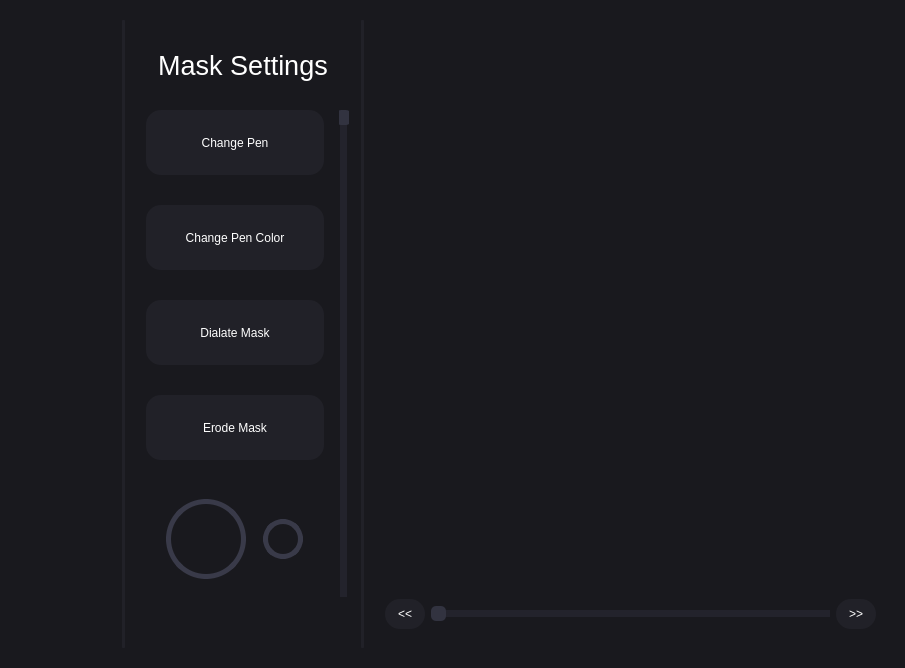
Qt form UI/mainwindow.ui (0vlll/noscope) before a commit.
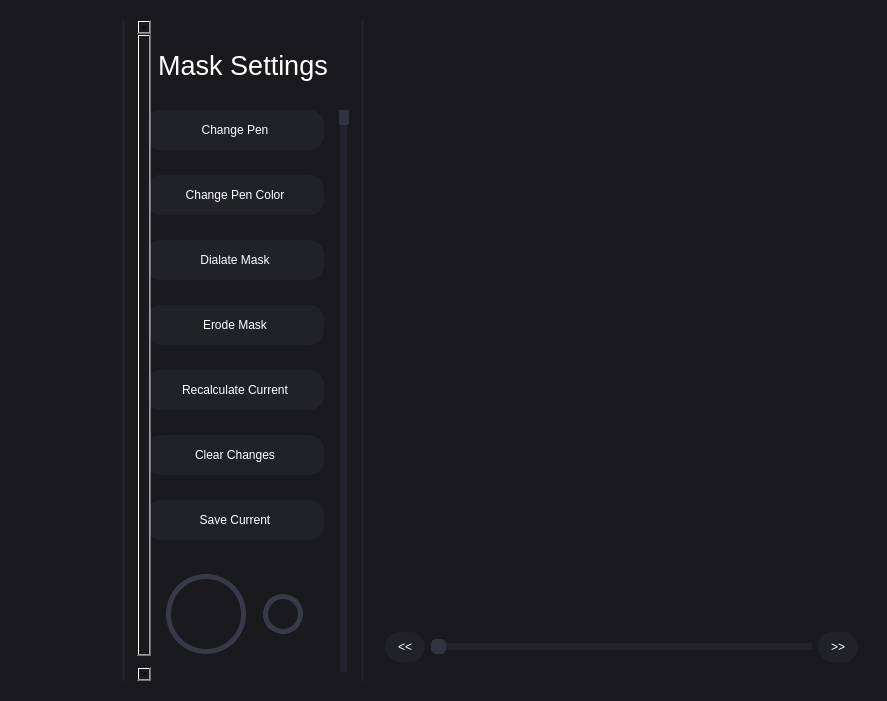
The same form after that commit. The open tabs and pages were chosen to show the change. Icons and pictures are not drawn.

Patch:
```diff
--- a/UI/mainwindow.ui
+++ b/UI/mainwindow.ui
@@ -6,8 +6,8 @@
    <rect>
     <x>0</x>
     <y>0</y>
-    <width>905</width>
-    <height>668</height>
+    <width>887</width>
+    <height>701</height>
    </rect>
   </property>
   <property name="focusPolicy">
@@ -255,7 +255,7 @@
        <item>
         <widget class="QScrollArea" name="scrollArea">
          <property name="sizePolicy">
-          <sizepolicy hsizetype="Minimum" vsizetype="Minimum">
+          <sizepolicy hsizetype="Minimum" vsizetype="Preferred">
            <horstretch>0</horstretch>
            <verstretch>0</verstretch>
           </sizepolicy>
@@ -293,10 +293,10 @@
          <widget class="QWidget" name="scrollAreaWidgetContents">
           <property name="geometry">
            <rect>
-            <x>0</x>
+            <x>-15</x>
             <y>0</y>
             <width>218</width>
-            <height>628</height>
+            <height>681</height>
            </rect>
           </property>
           <layout class="QHBoxLayout" name="horizontalLayout_4">
@@ -583,7 +583,7 @@
                    <widget class="QWidget" name="widget_5" native="true">
                     <layout class="QVBoxLayout" name="verticalLayout_8">
                      <property name="spacing">
-                      <number>30</number>
+                      <number>25</number>
                      </property>
                      <property name="topMargin">
                       <number>0</number>
@@ -593,7 +593,7 @@
                        <property name="minimumSize">
                         <size>
                          <width>0</width>
-                         <height>65</height>
+                         <height>40</height>
                         </size>
                        </property>
                        <property name="styleSheet">
@@ -620,7 +620,7 @@
                        <property name="minimumSize">
                         <size>
                          <width>0</width>
-                         <height>65</height>
+                         <height>40</height>
                         </size>
                        </property>
                        <property name="styleSheet">
@@ -647,7 +647,7 @@
                        <property name="minimumSize">
                         <size>
                          <width>0</width>
-                         <height>65</height>
+                         <height>40</height>
                         </size>
                        </property>
                        <property name="styleSheet">
@@ -674,7 +674,7 @@
                        <property name="minimumSize">
                         <size>
                          <width>0</width>
-                         <height>65</height>
+                         <height>40</height>
                         </size>
                        </property>
                        <property name="styleSheet">
@@ -696,6 +696,87 @@
                        </property>
                       </widget>
                      </item>
+                     <item>
+                      <widget class="QPushButton" name="resolve_frame_button">
+                       <property name="minimumSize">
+                        <size>
+                         <width>0</width>
+                         <height>40</height>
+                        </size>
+                       </property>
+                       <property name="styleSheet">
+                        <string notr="true">QPushButton{
+	border: none;
+	background-color: rgb(33,33, 40);
+	color:white;
+	border-radius: 15px;
+}
+QPushButton:hover{
+	background-color: rgb(37, 37, 46);
+}
+QPushButton:pressed{
+	background-color: rgb(47, 48, 60);
+}</string>
+                       </property>
+                       <property name="text">
+                        <string>Recalculate Current</string>
+                       </property>
+                      </widget>
+                     </item>
+                     <item>
+                      <widget class="QPushButton" name="clear_changes_button">
+                       <property name="minimumSize">
+                        <size>
+                         <width>0</width>
+                         <height>40</height>
+                        </size>
+                       </property>
+                       <property name="styleSheet">
+                        <string notr="true">QPushButton{
+	border: none;
+	background-color: rgb(33,33, 40);
+	color:white;
+	border-radius: 15px;
+}
+QPushButton:hover{
+	background-color: rgb(37, 37, 46);
+}
+QPushButton:pressed{
+	background-color: rgb(47, 48, 60);
+}</string>
+                       </property>
+                       <property name="text">
+                        <string>Clear Changes</string>
+                       </property>
+                      </widget>
+                     </item>
+                     <item>
+                      <widget class="QPushButton" name="save_current_button">
+                       <property name="minimumSize">
+                        <size>
+                         <width>0</width>
+                         <height>40</height>
+                        </size>
+                       </property>
+                       <property name="styleSheet">
+                        <string notr="true">QPushButton{
+	border: none;
+	background-color: rgb(33,33, 40);
+	color:white;
+	border-radius: 15px;
+}
+QPushButton:hover{
+	background-color: rgb(37, 37, 46);
+}
+QPushButton:pressed{
+	background-color: rgb(47, 48, 60);
+}</string>
+                       </property>
+                       <property name="text">
+                        <string>Save Current</string>
+                       </property>
+                      </widget>
+                     </item>
                      <item alignment="Qt::AlignTop">
                       <widget class="QWidget" name="widget_6" native="true">
                        <layout class="QGridLayout" name="gridLayout">
@@ -1164,25 +1245,7 @@
            <number>0</number>
           </property>
           <item>
-           <widget class="QWidget" name="widget_11" native="true">
-            <layout class="QVBoxLayout" name="verticalLayout_15">
-             <property name="spacing">
-              <number>0</number>
-             </property>
-             <property name="leftMargin">
-              <number>0</number>
-             </property>
-             <property name="topMargin">
-              <number>0</number>
-             </property>
-             <property name="rightMargin">
-              <number>0</number>
-             </property>
-             <property name="bottomMargin">
-              <number>0</number>
-             </property>
-            </layout>
-           </widget>
+           <widget class="QWidget" name="widget_11" native="true"/>
           </item>
           <item>
            <widget class="QWidget" name="widget_12" native="true">
```
Left out of the diff: 33 changed lines with no effect on the pictures.
